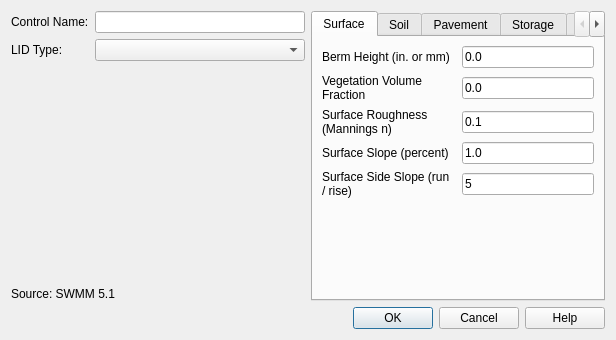
Old version of the form core/ui/toolbars/epa/nonvisual_lids.ui in the repository Giswater/giswater_qgis_plugin.
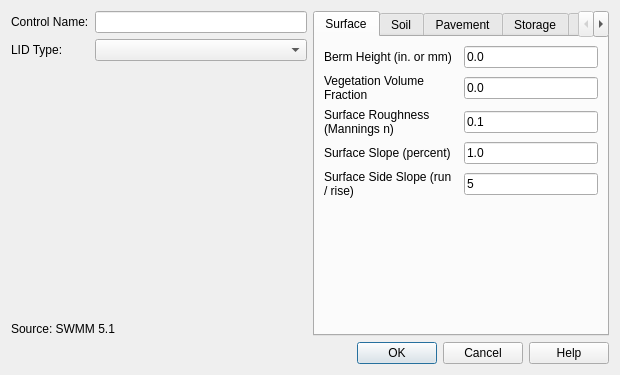
New version of the form.

Commit message: Non-visual LIDS: Fixed dialog

```diff
--- a/core/ui/toolbars/epa/nonvisual_lids.ui
+++ b/core/ui/toolbars/epa/nonvisual_lids.ui
@@ -6,10 +6,16 @@
    <rect>
     <x>0</x>
     <y>0</y>
-    <width>616</width>
-    <height>340</height>
+    <width>620</width>
+    <height>375</height>
    </rect>
   </property>
+  <property name="minimumSize">
+   <size>
+    <width>620</width>
+    <height>375</height>
+   </size>
+  </property>
   <property name="windowTitle">
    <string>LIDS</string>
   </property>
```
The commit also changes 1 other file.
